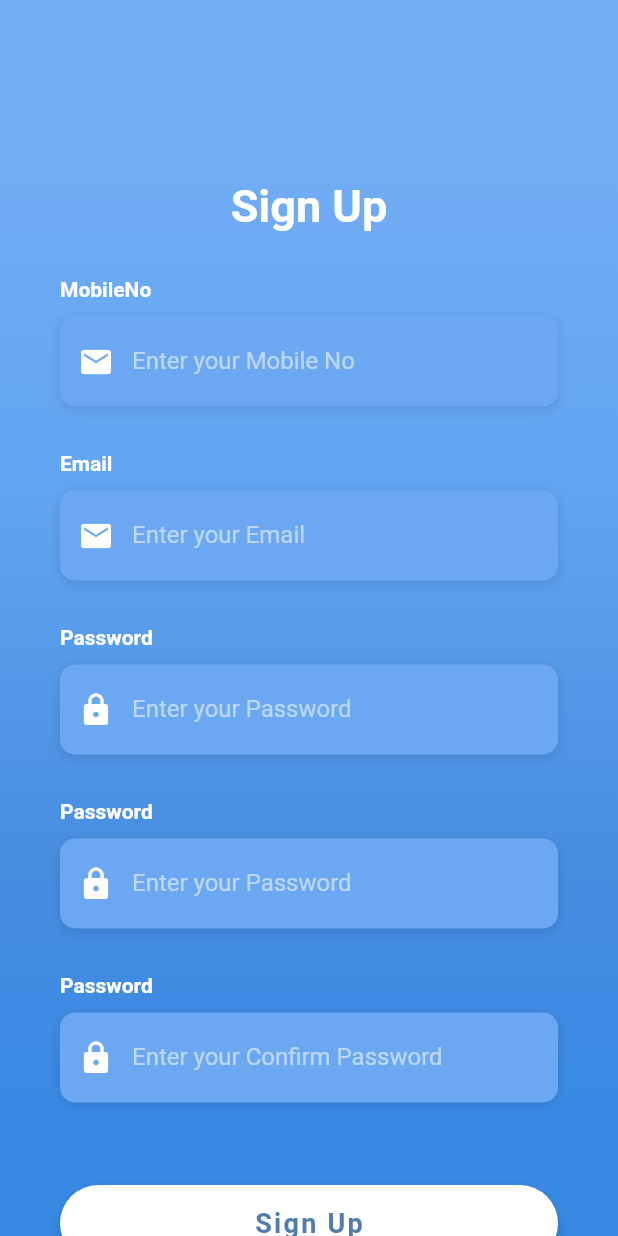
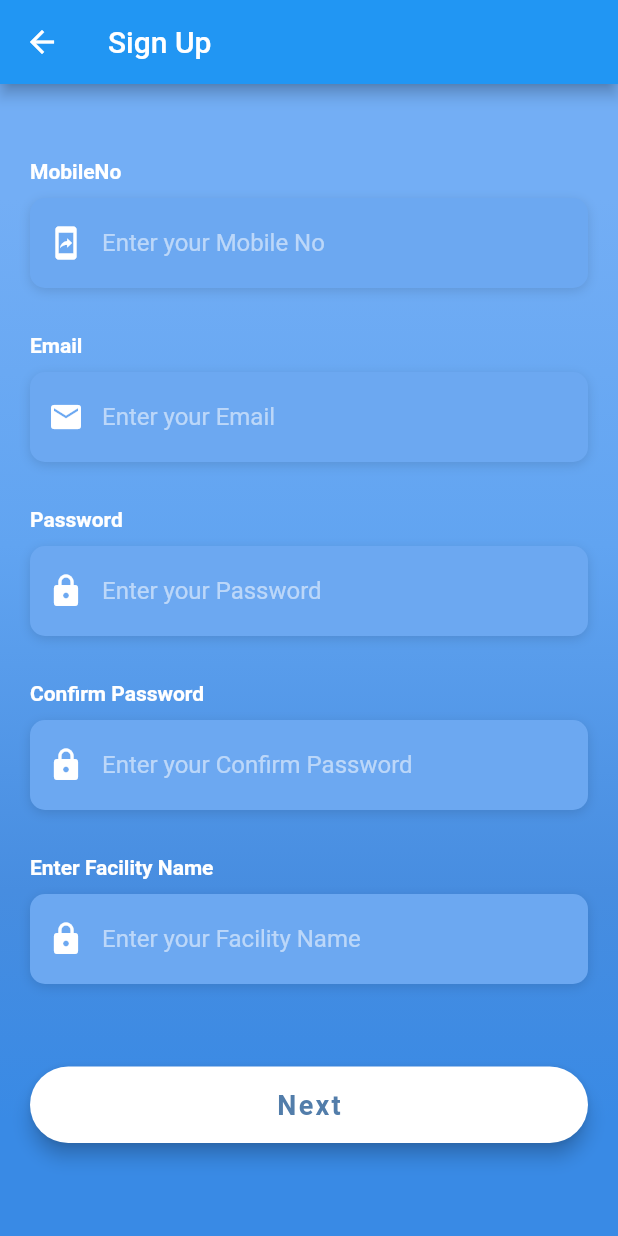
Before and after one commit to sureshkumar85ios/QueueResolver, a Flutter app: the SignupScreen screen opened directly, on a phone screen of 412 x 824 dp. Run offline on Flutter 3.47's test engine with Material 2 defaults, Android fonts, the light colour scheme and no system bars; Roboto replaces fonts that are missing (OpenSans).

Commit message:
Signup and Userselection Signup pages has been added

```diff
--- a/lib/screens/Signup.dart
+++ b/lib/screens/Signup.dart
@@ -8,6 +8,8 @@ class SignupScreen extends StatefulWidget {
 }
 
 class _SignupScreenState extends State<SignupScreen> {
+
+  static const String _title = 'Sign Up';
 
   Widget _buildMobileNoTF() {
     return Column(
@@ -32,7 +34,7 @@ class _SignupScreenState extends State<SignupScreen> {
               border: InputBorder.none,
               contentPadding: EdgeInsets.only(top: 14.0),
               prefixIcon: Icon(
-                Icons.email,
+                Icons.mobile_screen_share,
                 color: Colors.white,
               ),
               hintText: 'Enter your Mobile No',
@@ -117,7 +119,7 @@ class _SignupScreenState extends State<SignupScreen> {
       crossAxisAlignment: CrossAxisAlignment.start,
       children: <Widget>[
         Text(
-          'Password',
+          'Confirm Password',
           style: kLabelStyle,
         ),
         SizedBox(height: 10.0),
@@ -146,6 +148,42 @@ class _SignupScreenState extends State<SignupScreen> {
       ],
     );
   }
+
+  Widget _buildFacilityNameTF() {
+    return Column(
+      crossAxisAlignment: CrossAxisAlignment.start,
+      children: <Widget>[
+        Text(
+          'Enter Facility Name',
+          style: kLabelStyle,
+        ),
+        SizedBox(height: 10.0),
+        Container(
+          alignment: Alignment.centerLeft,
+          decoration: kBoxDecorationStyle,
+          height: 60.0,
+          child: TextField(
+            obscureText: true,
+            style: TextStyle(
+              color: Colors.white,
+              fontFamily: 'OpenSans',
+            ),
+            decoration: InputDecoration(
+              border: InputBorder.none,
+              contentPadding: EdgeInsets.only(top: 14.0),
+              prefixIcon: Icon(
+                Icons.lock,
+                color: Colors.white,
+              ),
+              hintText: 'Enter your Facility Name',
+              hintStyle: kHintTextStyle,
+            ),
+          ),
+        ),
+      ],
+    );
+  }
+
   Widget _buildForgotPasswordBtn() {
     return Container(
       alignment: Alignment.centerRight,
@@ -187,7 +225,7 @@ class _SignupScreenState extends State<SignupScreen> {
 //    );
 //  }
 
-  Widget _buildSignUpBtn() {
+  Widget _buildNextBtn() {
     return Container(
       padding: EdgeInsets.symmetric(vertical: 25.0),
       width: double.infinity,
@@ -200,7 +238,7 @@ class _SignupScreenState extends State<SignupScreen> {
         ),
         color: Colors.white,
         child: Text(
-          'Sign Up',
+          'Next',
           style: TextStyle(
             color: Color(0xFF527DAA),
             letterSpacing: 1.5,
@@ -310,6 +348,7 @@ class _SignupScreenState extends State<SignupScreen> {
   @override
   Widget build(BuildContext context) {
     return Scaffold(
+      appBar: AppBar(title: const Text(_title)),
       body: AnnotatedRegion<SystemUiOverlayStyle>(
         value: SystemUiOverlayStyle.light,
         child: GestureDetector(
@@ -338,37 +377,36 @@ class _SignupScreenState extends State<SignupScreen> {
                 child: SingleChildScrollView(
                   physics: AlwaysScrollableScrollPhysics(),
                   padding: EdgeInsets.symmetric(
-                    horizontal: 40.0,
-                    vertical: 120.0,
+                    horizontal: 20.0,
+                    vertical: 20.0,
                   ),
                   child: Column(
                     mainAxisAlignment: MainAxisAlignment.center,
                     children: <Widget>[
-                      Text(
-                        'Sign Up',
-                        style: TextStyle(
-                          color: Colors.white,
-                          fontFamily: 'OpenSans',
-                          fontSize: 30.0,
-                          fontWeight: FontWeight.bold,
-                        ),
-                      ),
-                      SizedBox(height: 30.0),
+//                      Text(
+//                        'Sign Up',
+//                        style: TextStyle(
+//                          color: Colors.white,
+//                          fontFamily: 'OpenSans',
+//                          fontSize: 30.0,
+//                          fontWeight: FontWeight.bold,
+//                        ),
+//                      ),
+                      const SizedBox(height: 30.0),
                       _buildMobileNoTF(),
-                      SizedBox(height: 30.0),
+                      const SizedBox(height: 30.0),
                       _buildEmailTF(),
-                      SizedBox(
+                      const SizedBox(
                         height: 30.0,
                       ),
                       _buildPasswordTF(),
-                      SizedBox(height: 30.0),
-                      _buildPasswordTF(),
-                      SizedBox(height: 30.0),
+                      const SizedBox(height: 30.0),
                       _buildConfirmPasswordTF(),
-                      //_buildForgotPasswordBtn(),
-                      //_buildRememberMeCheckbox(),
-                      SizedBox(height: 30.0),
-                      _buildSignUpBtn(),
+
+                      const SizedBox(height: 30.0),
+                      _buildFacilityNameTF(),
+                      const SizedBox(height: 30.0),
+                      _buildNextBtn(),
                       //_buildSignInWithText(),
                       // _buildSocialBtnRow(),
                       //_buildSignupBtn(),
```
Also changed, not shown: lib/screens/signupUserSelection.dart (added, +135 -0 lines).
